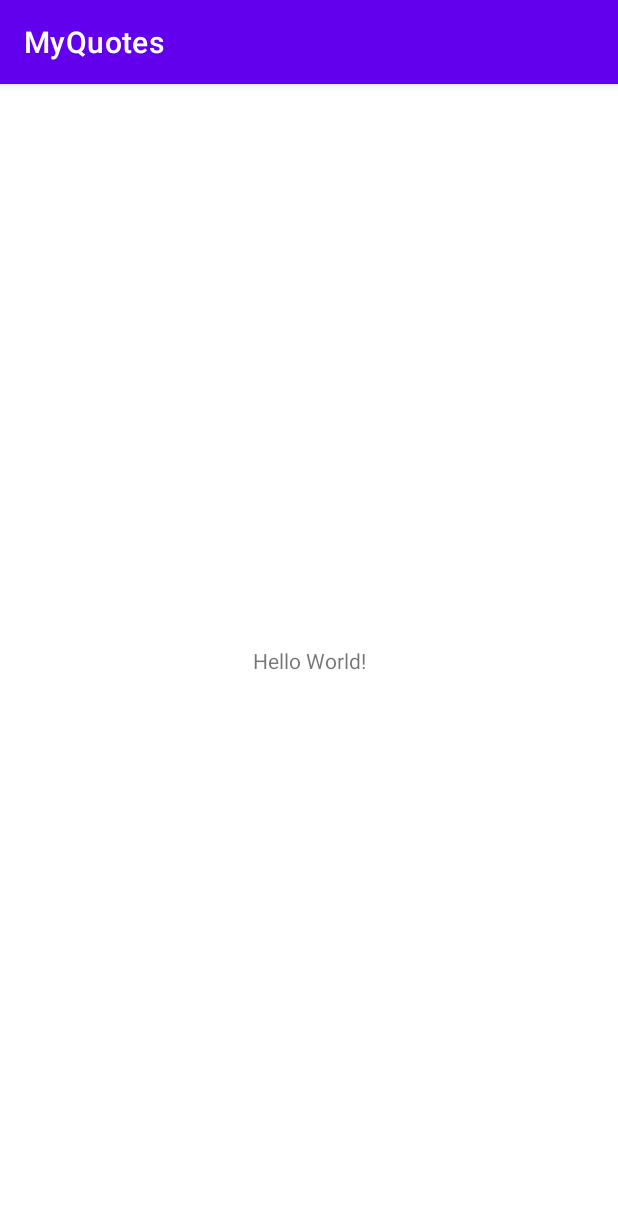
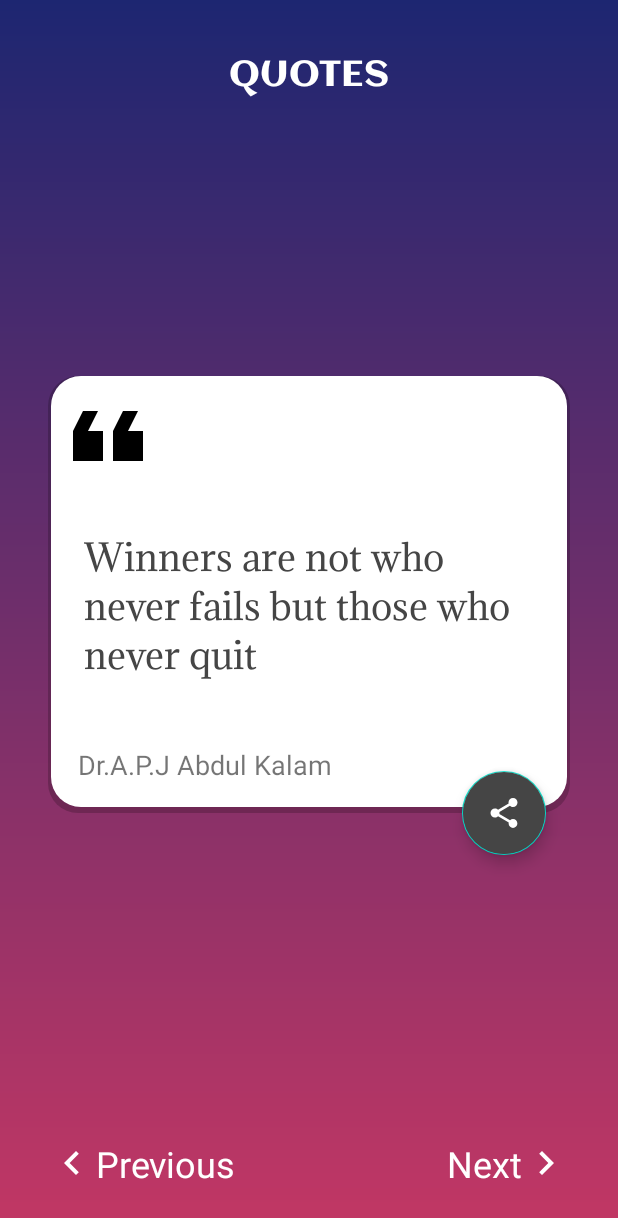
Before and after one commit to SauravME/MyQuotes, an Android app: the screen it shows after launch (MainActivity), on a phone screen of 412 x 824 dp. Shown: the top 1218 px of the screen. Run offline under Robolectric (Android 15) with nearby library versions, the phone set to English and light mode, and no system bars.

Commit message:
UI
This contains all the xml code for our application.

```diff
--- /dev/null
+++ b/app/src/main/res/drawable/card_layer.xml
@@ -0,0 +1,15 @@
+<?xml version="1.0" encoding="utf-8"?>
+<layer-list xmlns:android="http://schemas.android.com/apk/res/android">
+    <item>
+        <shape>
+            <solid android:color="#33000000"/>
+            <corners android:radius="20dp"/>
+        </shape>
+    </item>
+    <item android:right="2dp" android:left="2dp" android:bottom="4dp">
+        <shape>
+            <solid android:color="#FFF"/>
+            <corners android:radius="20dp"/>
+        </shape>
+    </item>
+</layer-list>
--- /dev/null
+++ b/app/src/main/res/drawable/gradient_main.xml
@@ -0,0 +1,6 @@
+<?xml version="1.0" encoding="utf-8"?>
+<shape xmlns:android="http://schemas.android.com/apk/res/android">
+        <gradient android:startColor="#1D2671" android:endColor="#C33764"
+                android:angle="270"
+                android:type="linear"/>
+</shape>
--- /dev/null
+++ b/app/src/main/res/drawable/ic_next.xml
@@ -0,0 +1,5 @@
+<vector android:autoMirrored="true" android:height="24dp"
+    android:tint="#000000" android:viewportHeight="24"
+    android:viewportWidth="24" android:width="24dp" xmlns:android="http://schemas.android.com/apk/res/android">
+    <path android:fillColor="@android:color/white" android:pathData="M10,6L8.59,7.41 13.17,12l-4.58,4.59L10,18l6,-6z"/>
+</vector>
--- /dev/null
+++ b/app/src/main/res/drawable/ic_pervious.xml
@@ -0,0 +1,5 @@
+<vector android:autoMirrored="true" android:height="24dp"
+    android:tint="#000000" android:viewportHeight="24"
+    android:viewportWidth="24" android:width="24dp" xmlns:android="http://schemas.android.com/apk/res/android">
+    <path android:fillColor="@android:color/white" android:pathData="M15.41,16.59L10.83,12l4.58,-4.59L14,6l-6,6 6,6 1.41,-1.41z"/>
+</vector>
--- /dev/null
+++ b/app/src/main/res/drawable/ic_quote.xml
@@ -0,0 +1,5 @@
+<vector android:height="24dp" android:tint="#000000"
+    android:viewportHeight="24" android:viewportWidth="24"
+    android:width="24dp" xmlns:android="http://schemas.android.com/apk/res/android">
+    <path android:fillColor="@android:color/white" android:pathData="M6,17h3l2,-4L11,7L5,7v6h3zM14,17h3l2,-4L19,7h-6v6h3z"/>
+</vector>
--- /dev/null
+++ b/app/src/main/res/drawable/ic_share.xml
@@ -0,0 +1,5 @@
+<vector android:height="24dp" android:tint="#000000"
+    android:viewportHeight="24" android:viewportWidth="24"
+    android:width="24dp" xmlns:android="http://schemas.android.com/apk/res/android">
+    <path android:fillColor="@android:color/white" android:pathData="M18,16.08c-0.76,0 -1.44,0.3 -1.96,0.77L8.91,12.7c0.05,-0.23 0.09,-0.46 0.09,-0.7s-0.04,-0.47 -0.09,-0.7l7.05,-4.11c0.54,0.5 1.25,0.81 2.04,0.81 1.66,0 3,-1.34 3,-3s-1.34,-3 -3,-3 -3,1.34 -3,3c0,0.24 0.04,0.47 0.09,0.7L8.04,9.81C7.5,9.31 6.79,9 6,9c-1.66,0 -3,1.34 -3,3s1.34,3 3,3c0.79,0 1.5,-0.31 2.04,-0.81l7.12,4.16c-0.05,0.21 -0.08,0.43 -0.08,0.65 0,1.61 1.31,2.92 2.92,2.92 1.61,0 2.92,-1.31 2.92,-2.92s-1.31,-2.92 -2.92,-2.92z"/>
+</vector>
--- a/app/src/main/res/layout/activity_main.xml
+++ b/app/src/main/res/layout/activity_main.xml
@@ -4,15 +4,127 @@
     xmlns:tools="http://schemas.android.com/tools"
     android:layout_width="match_parent"
     android:layout_height="match_parent"
+    android:background="@drawable/gradient_main"
     tools:context=".MainActivity">
 
     <TextView
         android:layout_width="wrap_content"
         android:layout_height="wrap_content"
-        android:text="Hello World!"
-        app:layout_constraintBottom_toBottomOf="parent"
+        android:layout_margin="@dimen/margin_32"
+        android:fontFamily="@font/aclonica"
+        android:text="@string/app_title"
+        android:textColor="@color/white"
+        android:textSize="@dimen/text_size_24"
         app:layout_constraintEnd_toEndOf="parent"
         app:layout_constraintStart_toStartOf="parent"
         app:layout_constraintTop_toTopOf="parent" />
 
+    <LinearLayout
+        android:id="@+id/card_linear_layout"
+        android:layout_width="match_parent"
+        android:layout_height="wrap_content"
+        android:layout_margin="@dimen/margin_32"
+        android:background="@drawable/card_layer"
+        android:orientation="vertical"
+        app:layout_constraintBottom_toBottomOf="@id/bottom_relative_layout"
+        app:layout_constraintTop_toTopOf="parent">
+
+        <ImageView
+
+            android:layout_width="80dp"
+            android:layout_height="80dp"
+            android:scaleY="-1"
+            android:scaleX="-1"
+            android:src="@drawable/ic_quote" />
+
+        <TextView
+            android:id="@+id/id_quote"
+            android:layout_width="match_parent"
+            android:layout_height="wrap_content"
+            android:layout_gravity="center_horizontal"
+            android:layout_margin="16dp"
+            android:fontFamily="@font/adamina"
+            android:padding="8dp"
+            android:text="@string/quote"
+            android:textColor="#454545"
+            android:textSize="@dimen/text_size_24" />
+
+        <TextView
+            android:id="@+id/id_writer"
+            android:layout_width="match_parent"
+            android:layout_height="wrap_content"
+            android:layout_margin="16dp"
+            android:padding="4dp"
+            android:text="Dr.A.P.J Abdul Kalam"
+            android:textSize="18sp" />
+    </LinearLayout>
+
+    <com.google.android.material.floatingactionbutton.FloatingActionButton
+        android:layout_width="wrap_content"
+        android:layout_height="wrap_content"
+        android:layout_margin="16dp"
+        android:padding="4dp"
+        android:backgroundTint="#454545"
+        android:src="@drawable/ic_share"
+        app:layout_constraintBottom_toBottomOf="@+id/card_linear_layout"
+        app:layout_constraintEnd_toEndOf="@+id/card_linear_layout"
+        app:layout_constraintTop_toBottomOf="@+id/card_linear_layout"
+        app:tint="@color/white"
+
+        />
+
+    <RelativeLayout
+        android:id="@+id/bottom_relative_layout"
+        android:layout_width="match_parent"
+        android:layout_height="wrap_content"
+        android:layout_margin="@dimen/margin_32"
+        app:layout_constraintBottom_toBottomOf="parent">
+
+        <LinearLayout
+            android:id="@+id/previous_btn"
+            android:layout_width="wrap_content"
+            android:layout_height="wrap_content"
+            android:orientation="horizontal"
+            android:layout_alignParentLeft="true"
+            >
+
+            <ImageView
+                android:layout_width="32dp"
+                android:layout_height="32dp"
+                android:src="@drawable/ic_pervious"
+                app:tint="@color/white" />
+
+            <TextView
+                android:layout_width="wrap_content"
+                android:layout_height="wrap_content"
+                android:text="Previous"
+                android:textColor="@color/white"
+                android:textSize="24dp" />
+
+        </LinearLayout>
+
+        <LinearLayout
+            android:id="@+id/next_btn"
+            android:layout_alignParentRight="true"
+            android:layout_width="wrap_content"
+            android:layout_height="wrap_content"
+            android:orientation="horizontal">
+
+            <TextView
+                android:layout_width="wrap_content"
+                android:layout_height="wrap_content"
+                android:text="Next"
+                android:textColor="@color/white"
+                android:textSize="24dp" />
+
+            <ImageView
+                android:layout_width="32dp"
+                android:layout_height="32dp"
+                android:src="@drawable/ic_next"
+                app:tint="@color/white" />
+
+        </LinearLayout>
+
+    </RelativeLayout>
+
 </androidx.constraintlayout.widget.ConstraintLayout>
--- a/app/src/main/res/values-night/themes.xml
+++ b/app/src/main/res/values-night/themes.xml
@@ -1,6 +1,6 @@
 <resources xmlns:tools="http://schemas.android.com/tools">
     <!-- Base application theme. -->
-    <style name="Theme.MyQuotes" parent="Theme.MaterialComponents.DayNight.DarkActionBar">
+    <style name="Theme.MyQuotes" parent="Theme.MaterialComponents.DayNight.NoActionBar">
         <!-- Primary brand color. -->
         <item name="colorPrimary">@color/purple_200</item>
         <item name="colorPrimaryVariant">@color/purple_700</item>
@@ -12,5 +12,9 @@
         <!-- Status bar color. -->
         <item name="android:statusBarColor">?attr/colorPrimaryVariant</item>
         <!-- Customize your theme here. -->
+        <item name="android:windowActionBar">false</item>
+        <item name="android:windowNoTitle">true</item>
+        <item name="android:windowFullscreen">true</item>
+        <item name="android:windowContentOverlay">@null</item>
     </style>
 </resources>
--- /dev/null
+++ b/app/src/main/res/values/dimens.xml
@@ -0,0 +1,5 @@
+<?xml version="1.0" encoding="utf-8"?>
+<resources>
+    <dimen name="margin_32">32dp</dimen>
+    <dimen name="text_size_24">24sp</dimen>
+</resources>
--- a/app/src/main/res/values/strings.xml
+++ b/app/src/main/res/values/strings.xml
@@ -1,3 +1,5 @@
 <resources>
     <string name="app_name">MyQuotes</string>
+    <string name="app_title">QUOTES</string>
+    <string name="quote">Winners are not who never fails but those who never quit</string>
 </resources>
--- a/app/src/main/res/values/themes.xml
+++ b/app/src/main/res/values/themes.xml
@@ -1,6 +1,6 @@
 <resources xmlns:tools="http://schemas.android.com/tools">
     <!-- Base application theme. -->
-    <style name="Theme.MyQuotes" parent="Theme.MaterialComponents.DayNight.DarkActionBar">
+    <style name="Theme.MyQuotes" parent="Theme.MaterialComponents.DayNight.NoActionBar">
         <!-- Primary brand color. -->
         <item name="colorPrimary">@color/purple_500</item>
         <item name="colorPrimaryVariant">@color/purple_700</item>
@@ -12,5 +12,9 @@
         <!-- Status bar color. -->
         <item name="android:statusBarColor">?attr/colorPrimaryVariant</item>
         <!-- Customize your theme here. -->
+        <item name="android:windowActionBar">false</item>
+        <item name="android:windowNoTitle">true</item>
+        <item name="android:windowFullscreen">true</item>
+        <item name="android:windowContentOverlay">@null</item>
     </style>
 </resources>
```
Also changed, not shown: app/src/main/res/font/aclonica.ttf (added), app/src/main/res/font/adamina.ttf (added).
